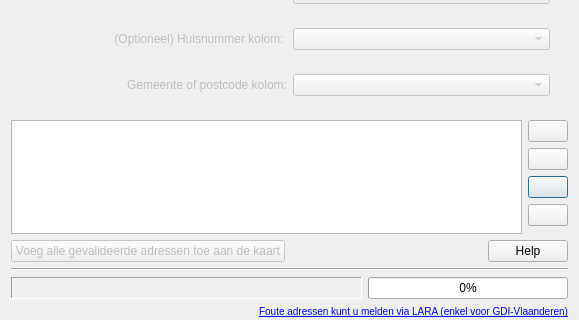
First picture: the form in ui_geopunt4QgisBatchGeoCode.ui, repository warrieka/geopunt4Qgis, before the edit; both pictures show x 0 to 579 and y 165 to 485 of the 579 by 485 pixel window.
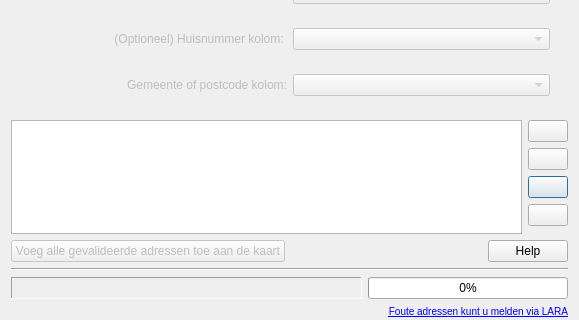
Second picture: the form after the edit. Icons and pictures are not drawn.

```diff
--- a/ui_geopunt4QgisBatchGeoCode.ui
+++ b/ui_geopunt4QgisBatchGeoCode.ui
@@ -543,7 +543,7 @@
    <item>
     <widget class="QLabel" name="laraLbl">
      <property name="text">
-      <string>&lt;small&gt;&lt;a href=&quot;http://crab.agiv.be/Lara&quot;&gt;Foute adressen kunt u melden via LARA (enkel voor GDI-Vlaanderen)&lt;/a&gt;&lt;/small&gt;</string>
+      <string>&lt;small&gt;&lt;a href=&quot;http://crab.agiv.be/Lara&quot;&gt;Foute adressen kunt u melden via LARA&lt;/a&gt;&lt;/small&gt;</string>
      </property>
      <property name="alignment">
       <set>Qt::AlignBottom|Qt::AlignRight|Qt::AlignTrailing</set>
```
